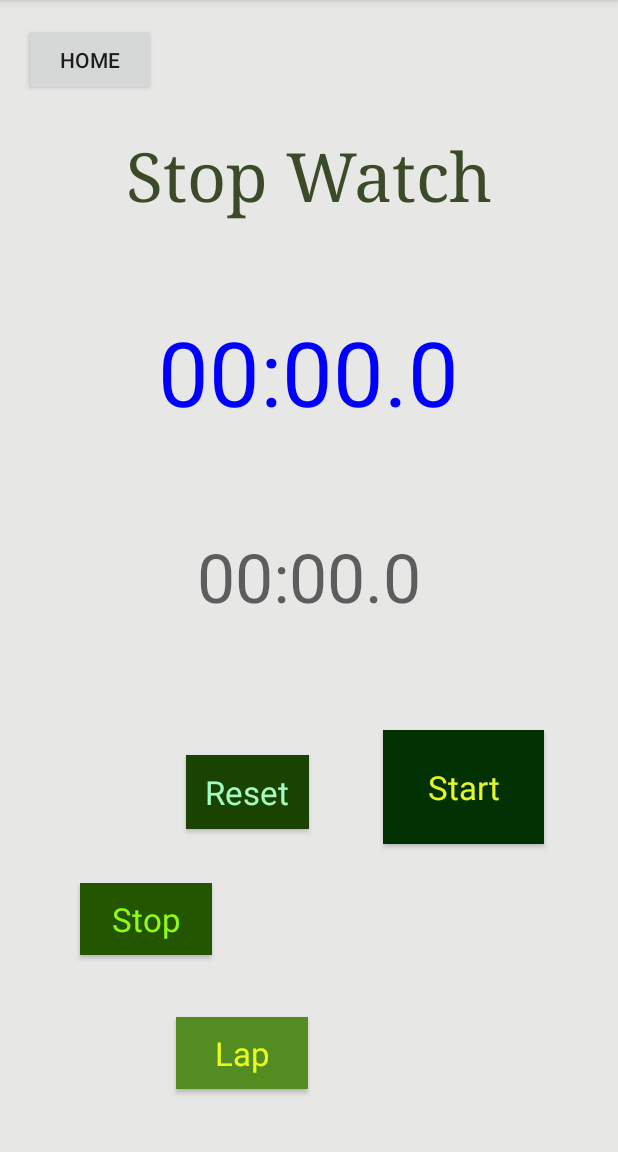
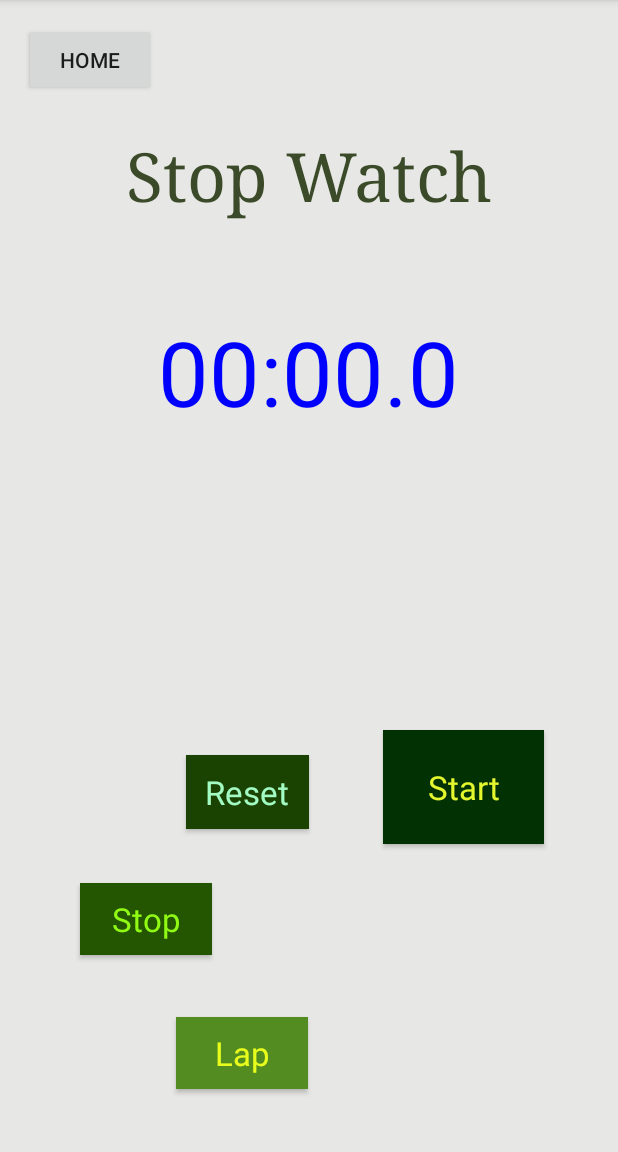
Before and after one commit to KUASE-AndroidDev2020/Project04, an Android app: the StopWatchActivity screen opened directly, with no data from a screen before it, after a tap on "Reset", on a phone screen of 412 x 824 dp, the part 84-1236 px from its top. Run offline under Robolectric (Android 15) with nearby library versions, the light colour scheme and no system bars.

Commit message:
STOPWATCH Bug fix

```diff
--- a/app/src/main/java/com/example/sportstimer/StopWatchActivity.java
+++ b/app/src/main/java/com/example/sportstimer/StopWatchActivity.java
@@ -41,6 +41,7 @@ public class StopWatchActivity extends AppCompatActivity {
             // We need to use total elapsed time to calculate lap
             elapsedTotal = count*period;
 
+
         }
     };
     private TextView timerLabel;
@@ -52,7 +53,6 @@ public class StopWatchActivity extends AppCompatActivity {
 
 
     private int count, period;
-    long t=0l;
 
     @Override
     protected void onCreate(Bundle savedInstanceState) {
@@ -101,6 +101,7 @@ public class StopWatchActivity extends AppCompatActivity {
 
                // If we want to show the elapsed time in one lap, this is how we do it
                lapPointNow = elapsedTotal;
+               // 二回目に00から引くことになる？
                lapDiff = lapPointNow - lapPointPrevious;
                timerLabel.setText(dataFormat.
                        format(lapDiff));
@@ -117,11 +118,12 @@ public class StopWatchActivity extends AppCompatActivity {
             @Override
             public void onClick(View v) {
                 handler.removeCallbacks(runnable);
+                count = 0;
                 timerText.setText(dataFormat.format(0));
                // timerLabel.setText(dataFormat.format(0));
-                timerLabel.setText(timerText.getText());
-                count = 0;
-
+                //timerLabel.setText(timerText.getText());
+                timerLabel.setText("");
+                lapPointPrevious = 0l;
             }
         });
     }
```
